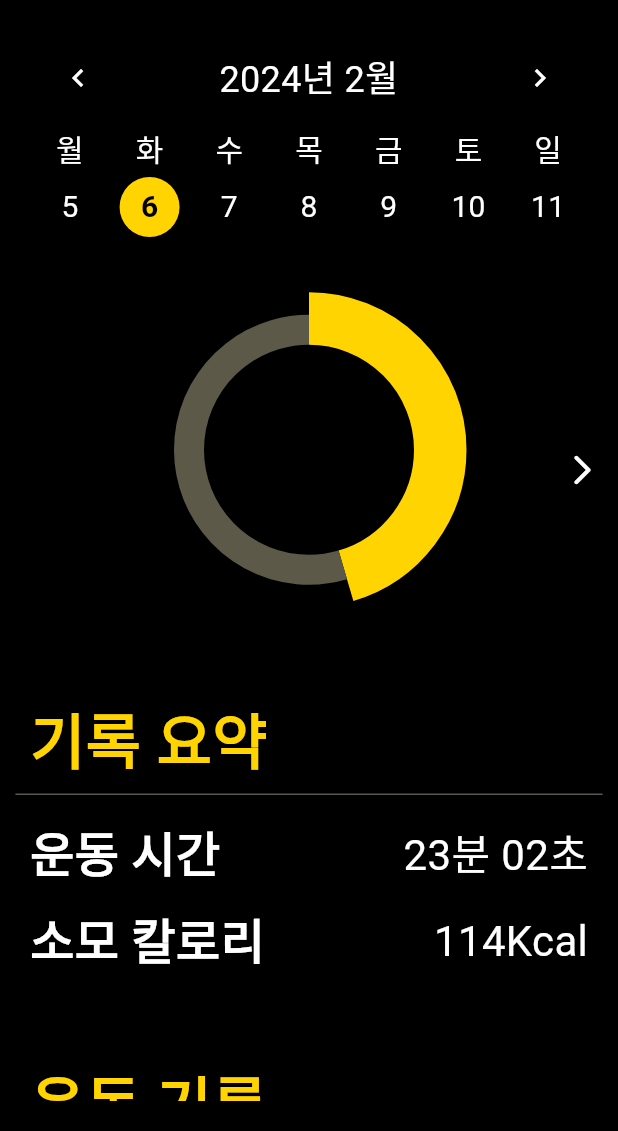
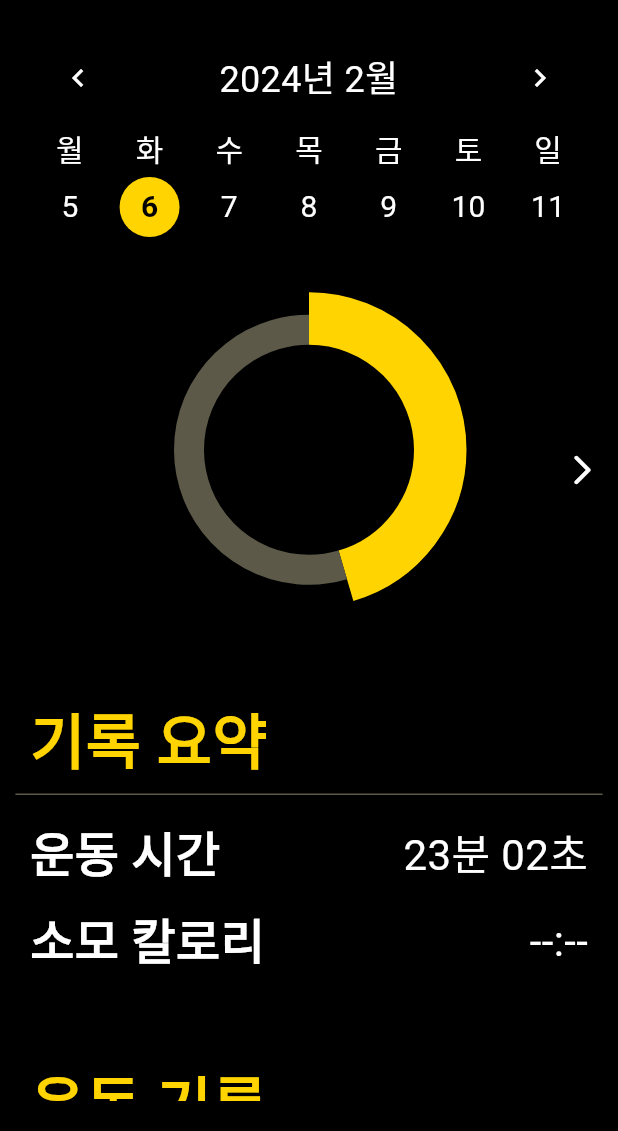
Before and after one commit to BeyondVision-NalBao/2024-BeyondVision-SolutionChallenge, a Flutter app: the Record screen opened directly, on a phone screen of 412 x 824 dp, the part 105-1236 px from its top. Run offline on Flutter 3.47's test engine with Material 3 defaults, Android fonts, the phone set to English and light mode, and no system bars; drawn by our look-alikes of carousel_slider, fl_chart, table_calendar; our stand-ins replace camera, google_sign_in.

Commit message:
chores: add default string

```diff
--- a/lib/ui/record/widgets/record_detail.dart
+++ b/lib/ui/record/widgets/record_detail.dart
@@ -20,7 +20,7 @@ class RecordDetail extends StatelessWidget {
           DetailLine(),
           SizedBox(height: 10),
           DetailText(title: "운동 시간", text: "23분 02초"),
-          DetailText(title: "소모 칼로리", text: "114Kcal"),
+          DetailText(title: "소모 칼로리", text: "--:--"),
           SizedBox(height: 50),
           DetailTitle(title: "운동 기록"),
           DetailLine(),
```
Also changed, not shown: lib/config/assets/KakaoTalk_20240117_205609611.png (deleted), lib/config/assets/Logo.png (added), pubspec.lock.
